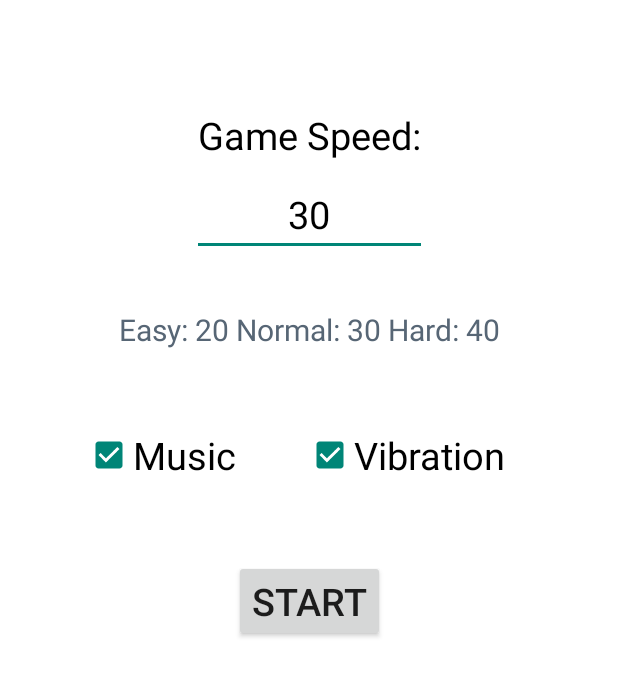
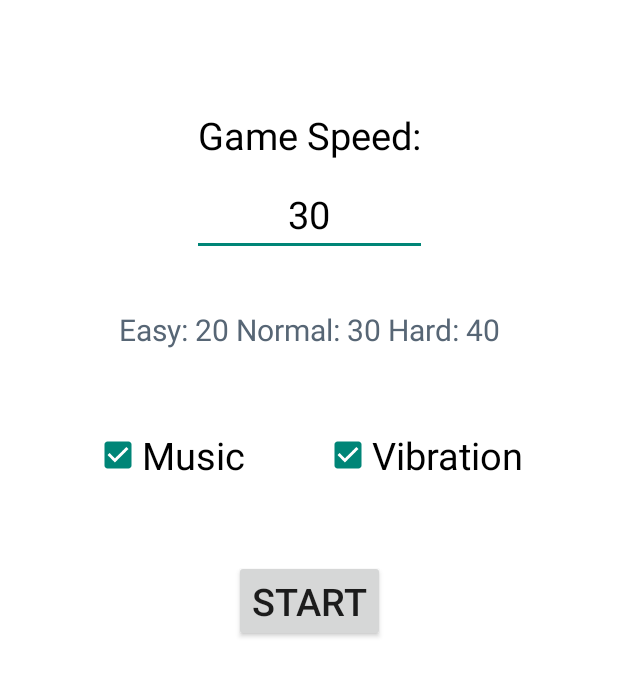
Before and after one commit to atillaturkmen/piano-tiles, an Android app: the screen it shows after launch (MainActivity), on a phone screen of 412 x 824 dp, the part 290-987 px from its top. Run offline under Robolectric (Android 15) with nearby library versions, the phone set to English and light mode, and no system bars; our stand-ins replace navigation-ui; 1 statement that could not run was skipped.

Commit message:
music and vibration don't overlap when font is too big

```diff
--- a/app/src/main/res/layout/fragment_main.xml
+++ b/app/src/main/res/layout/fragment_main.xml
@@ -99,8 +99,7 @@
         android:textSize="25sp"
         app:layout_constraintBottom_toTopOf="@+id/button"
         app:layout_constraintEnd_toEndOf="parent"
-        app:layout_constraintHorizontal_bias="0.759"
-        app:layout_constraintStart_toStartOf="parent"
+        app:layout_constraintStart_toEndOf="@id/musicBox"
         app:layout_constraintTop_toBottomOf="@+id/textView2" />
 
     <Button
```
